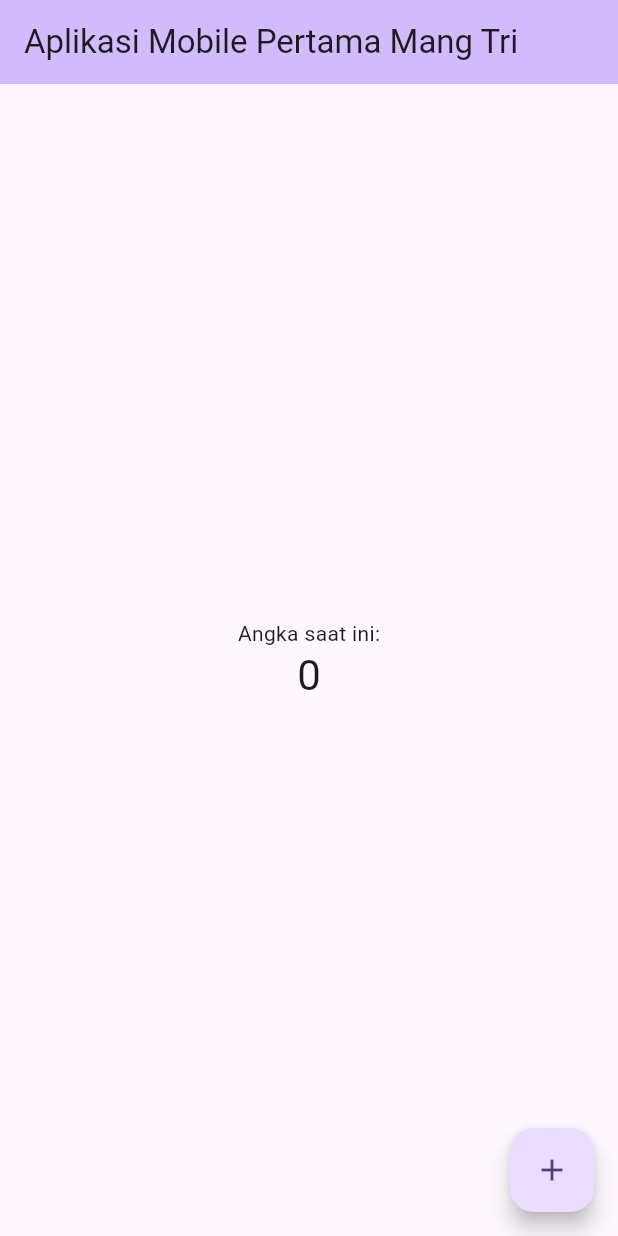
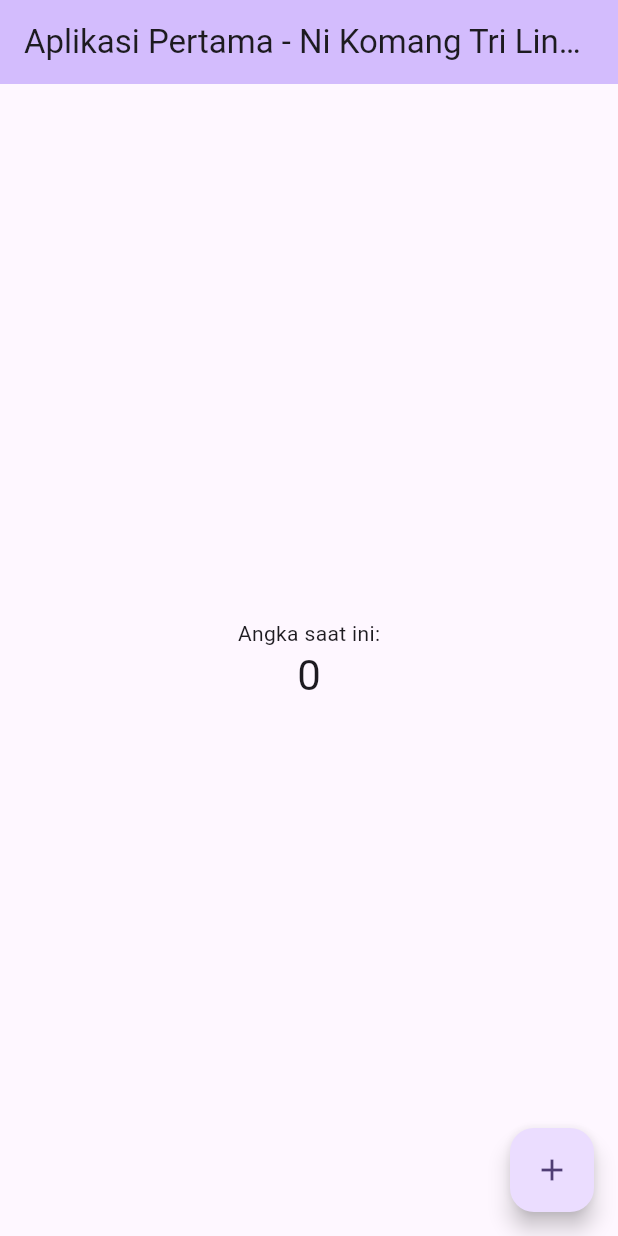
Before and after one commit to Lindyasari/mobile-praktikum, a Flutter app: the screen it shows after launch, on a phone screen of 412 x 824 dp. Run offline on Flutter 3.47's test engine with Material 3 defaults, Android fonts, the phone set to English and light mode, and no system bars.

Commit message:
Update judul aplikasi pertama

```diff
--- a/lib/main.dart
+++ b/lib/main.dart
@@ -30,7 +30,7 @@ class MyApp extends StatelessWidget {
         // tested with just a hot reload.
         colorScheme: .fromSeed(seedColor: Colors.deepPurple),
       ),
-      home: const MyHomePage(title: 'Aplikasi Mobile Pertama Mang Tri'),
+      home: const MyHomePage(title: 'Aplikasi Pertama - Ni Komang Tri Lindyasari'),
     );
   }
 }
```
